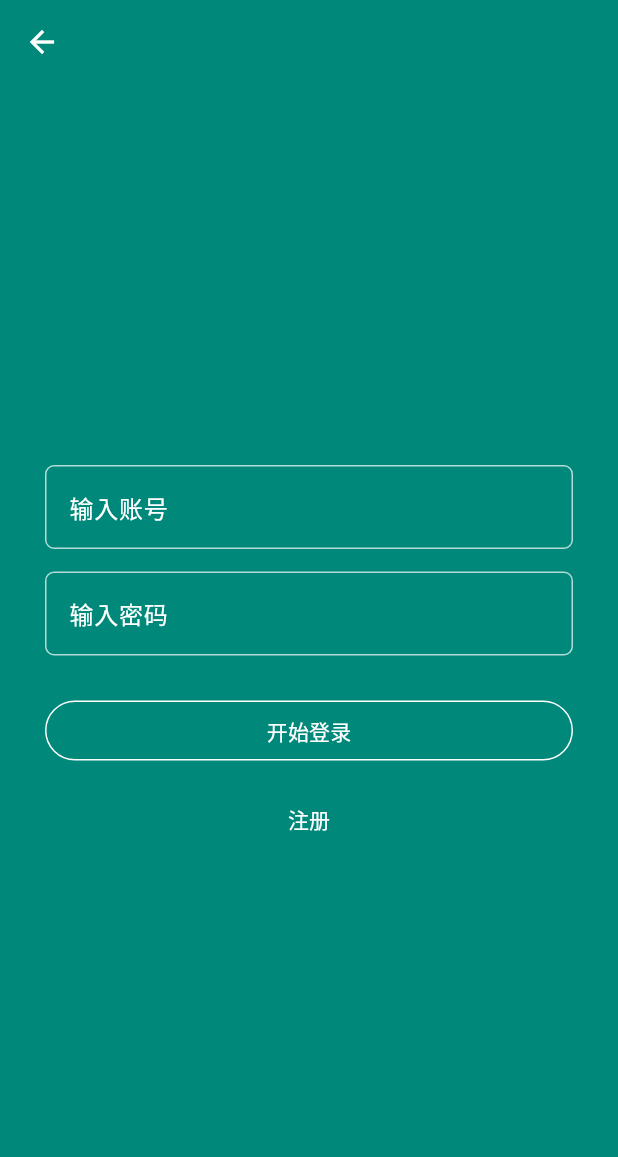
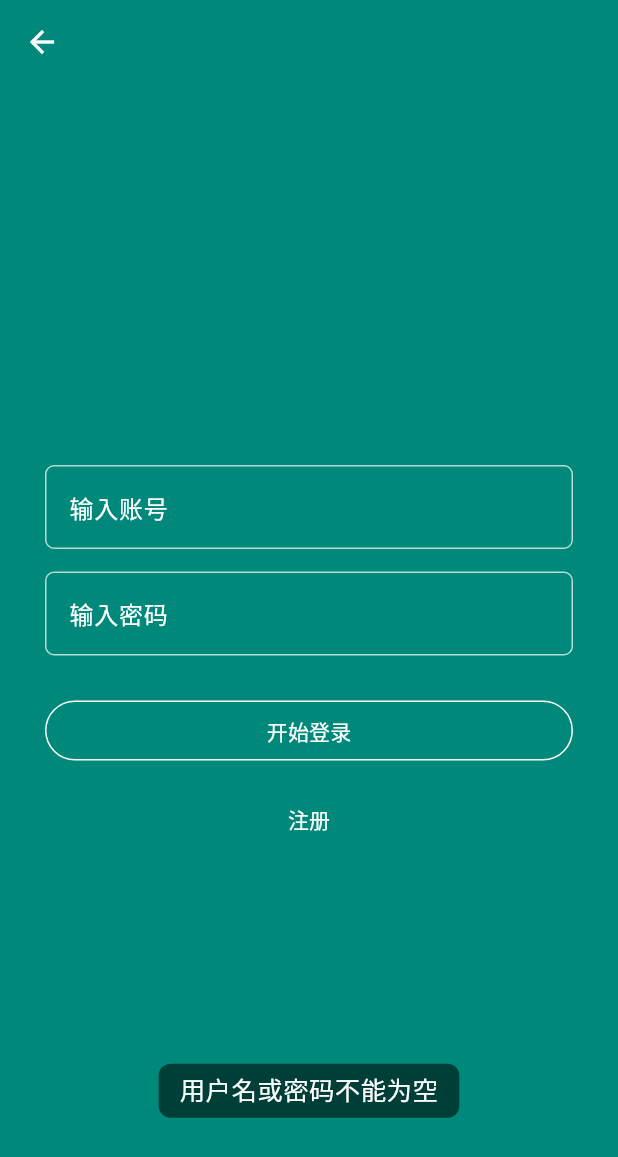
Before and after one commit to huhan123456/flutter_demo, a Flutter app: the LoginPage screen opened by its route, after a tap on "开始登录", on a phone screen of 412 x 824 dp. Shown: the top 1157 px of the screen. Run offline on Flutter 3.47's test engine with Material 3 defaults, Android fonts, the phone set to English and light mode, and no system bars; our stand-ins replace bot_toast, dio, flutter_swiper_view, logger, pull_to_refresh; network calls fail.

Commit message:
登录功能完成

```diff
--- a/lib/pages/auth/auth_vm.dart
+++ b/lib/pages/auth/auth_vm.dart
@@ -1,4 +1,5 @@
 import 'package:demo/repository/datas/register_data.dart';
+import 'package:demo/repository/datas/user_data.dart';
 import 'package:flutter/cupertino.dart';
 
 import '../../repository/api.dart';
@@ -9,9 +10,10 @@ class AuthViewModel with ChangeNotifier {
   LoginInfo loginInfo = LoginInfo();
 
   //登录
-  Future login(username, password) async {
-    var searchHotKeyDataList = await Api.instance.login(registerInfo.username, registerInfo.password);
+  Future<UserData> login(username, password) async {
+    UserData userData = await Api.instance.login(loginInfo.username, loginInfo.password);
     notifyListeners();
+    return userData;
   }
 
   //注册
--- a/lib/pages/auth/login_page.dart
+++ b/lib/pages/auth/login_page.dart
@@ -1,6 +1,12 @@
+import 'package:bot_toast/bot_toast.dart';
 import 'package:demo/pages/auth/register_page.dart';
+import 'package:demo/pages/tab_page.dart';
+import 'package:demo/repository/datas/user_data.dart';
 import 'package:flutter/cupertino.dart';
 import 'package:flutter/material.dart';
+import 'package:provider/provider.dart';
+
+import 'auth_vm.dart';
 
 //登录页面
 class LoginPage extends StatefulWidget {
@@ -13,6 +19,8 @@ class LoginPage extends StatefulWidget {
 }
 
 class _LoginPageState extends State<LoginPage> {
+  AuthViewModel authViewModel = AuthViewModel();
+
   @override
   Widget build(BuildContext context) {
     return Scaffold(
@@ -30,21 +38,30 @@ class _LoginPageState extends State<LoginPage> {
       body: Center(
         child: Padding(
           padding: const EdgeInsets.symmetric(horizontal: 30.0),
-          child: Column(
+          child: ChangeNotifierProvider(
+            create: (context) {
+              return authViewModel;
+            },
+            child: Consumer<AuthViewModel>(
+              builder: (context, vm, child) {
+                return Column(
                   mainAxisSize: MainAxisSize.min,
                   children: [
                     //账号
-              _usernameInput(),
+                    _usernameInput(vm),
                     const SizedBox(height: 15),
                     //密码
-              _passwordInput(),
+                    _passwordInput(vm),
                     const SizedBox(height: 30),
                     //点击登录
-              _login(),
+                    _login(vm, context),
                     const SizedBox(height: 15),
                     //点击注册
                     _register(context),
                   ],
+                );
+              },
+            ),
           ),
         ),
       ),
@@ -53,13 +70,13 @@ class _LoginPageState extends State<LoginPage> {
 }
 
 //账号输入框
-Widget _usernameInput() {
+Widget _usernameInput(AuthViewModel vm) {
   return TextField(
     decoration: InputDecoration(
       hintText: '输入账号',
       hintStyle: TextStyle(color: Colors.white70),
       labelText: '输入账号',
-      labelStyle: TextStyle(color:Colors.white),
+      labelStyle: TextStyle(color: Colors.white),
       enabledBorder: OutlineInputBorder(
         borderSide: BorderSide(color: Colors.white70, width: 1),
         borderRadius: BorderRadius.circular(6),
@@ -69,20 +86,22 @@ Widget _usernameInput() {
         borderRadius: BorderRadius.circular(6),
       ),
     ),
-    style: TextStyle(color: Colors.white),//设置输入的字体颜色
-    cursorColor: Colors.white,//设置光标颜色
+    style: TextStyle(color: Colors.white), //设置输入的字体颜色
+    cursorColor: Colors.white, //设置光标颜色
+    onChanged: (value) => {vm.loginInfo.username = value},
   );
 }
 
 //密码输入框
-Widget _passwordInput() {
+Widget _passwordInput(AuthViewModel vm) {
   return TextField(
     obscureText: true,
+    //密码框
     decoration: InputDecoration(
       hintText: '输入密码',
       hintStyle: TextStyle(color: Colors.white70),
       labelText: '输入密码',
-      labelStyle: TextStyle(color:Colors.white),
+      labelStyle: TextStyle(color: Colors.white),
       enabledBorder: OutlineInputBorder(
         borderSide: BorderSide(color: Colors.white70, width: 1),
         borderRadius: BorderRadius.circular(6),
@@ -92,20 +111,39 @@ Widget _passwordInput() {
         borderRadius: BorderRadius.circular(6),
       ),
     ),
-    style: TextStyle(color: Colors.white),//设置输入的字体颜色
-    cursorColor: Colors.white,//设置光标颜色
+    style: TextStyle(color: Colors.white),
+    //设置输入的字体颜色
+    cursorColor: Colors.white,
+    //设置光标颜色
+    onChanged: (value) => {vm.loginInfo.password = value},
   );
 }
 
 //登录按钮
-Widget _login() {
+Widget _login(AuthViewModel vm, context) {
   return SizedBox(
     width: double.infinity,
     height: 40,
     child: OutlinedButton(
-      onPressed: () {
+      onPressed: () async {
         //点击登录
-
+        if (vm.loginInfo.username == null || vm.loginInfo.password == null) {
+          BotToast.showText(text: '用户名或密码不能为空');
+        }
+        //登录
+        UserData loginData = await vm.login(
+          vm.loginInfo.username,
+          vm.loginInfo.password,
+        );
+        if (loginData.id != null) {
+          BotToast.showText(text: '登录成功');
+          Navigator.pushAndRemoveUntil(
+            //清空路由栈
+            context,
+            MaterialPageRoute(builder: (context) => TabPage()),
+            (route) => false,
+          );
+        }
       },
       style: OutlinedButton.styleFrom(
         side: BorderSide(color: Colors.white),
@@ -121,9 +159,10 @@ Widget _register(context) {
   return TextButton(
     onPressed: () {
       // 跳转到注册页面
-      Navigator.push(context, MaterialPageRoute(
-        builder: (context) => RegisterPage(),
-      ));
+      Navigator.push(
+        context,
+        MaterialPageRoute(builder: (context) => RegisterPage()),
+      );
     },
     child: const Text('注册', style: TextStyle(color: Colors.white)),
   );
--- a/lib/pages/auth/register_page.dart
+++ b/lib/pages/auth/register_page.dart
@@ -163,6 +163,7 @@ Widget _register(AuthViewModel vm,context) {
         // 注册
         RegisterData registerData = await vm.register();
         if(registerData.id != null){
+          BotToast.showText(text: '注册成功');
           Navigator.push(context, MaterialPageRoute(
             builder: (context) => LoginPage(),
           ));
--- a/lib/repository/api.dart
+++ b/lib/repository/api.dart
@@ -6,6 +6,7 @@ import 'package:dio/dio.dart';
 import '../http/dio_utils.dart';
 import 'datas/home_banner_data.dart';
 import 'datas/search_hot_key_data.dart';
+import 'datas/user_data.dart';
 
 class Api {
   static Api instance = Api._();
@@ -39,13 +40,13 @@ class Api {
     return searchHotKeyDataList;
   }
   //登录
-  Future<SearchHotKeyDataList> login(username,password) async {
+  Future<UserData> login(username,password) async {
     Response response = await DioUtils().post('user/login',queryParams: {
       'username':username,
       'password':password,
     });
-    SearchHotKeyDataList searchHotKeyDataList= SearchHotKeyDataList.fromJson(response.data);
-    return searchHotKeyDataList;
+    UserData userData= UserData.fromJson(response.data);
+    return userData;
   }
   //注册
   Future<RegisterData> register(username,password,rePassword) async {
--- /dev/null
+++ b/lib/repository/datas/user_data.dart
@@ -0,0 +1,92 @@
+/// admin : false
+/// chapterTops : []
+/// coinCount : 21
+/// collectIds : []
+/// email : ""
+/// icon : ""
+/// id : 169385
+/// nickname : "1111111321312"
+/// password : ""
+/// publicName : "1111111321312"
+/// token : ""
+/// type : 0
+/// username : "1111111321312"
+
+class UserData {
+  UserData({
+      this.admin,
+      this.chapterTops,
+      this.coinCount,
+      this.collectIds,
+      this.email,
+      this.icon,
+      this.id,
+      this.nickname,
+      this.password,
+      this.publicName,
+      this.token,
+      this.type,
+      this.username,});
+
+  UserData.fromJson(dynamic json) {
+    admin = json['admin'];
+    if (json['chapterTops'] != null) {
+      chapterTops = [];
+      json['chapterTops'].forEach((v) {
+        chapterTops?.add(v);
+      });
+    }
+    coinCount = json['coinCount'];
+    if (json['collectIds'] != null) {
+      collectIds = [];
+      json['collectIds'].forEach((v) {
+        collectIds?.add(v);
+      });
+    }
+    email = json['email'];
+    icon = json['icon'];
+    id = json['id'];
+    nickname = json['nickname'];
+    password = json['password'];
+    publicName = json['publicName'];
+    token = json['token'];
+    type = json['type'];
+    username = json['username'];
+  }
+  bool? admin;
+  List<dynamic>? chapterTops;
+  num? coinCount;
+  List<dynamic>? collectIds;
+  String? email;
+  String? icon;
+  num? id;
+  String? nickname;
+  String? password;
+  String? publicName;
+  String? token;
+  num? type;
+  String? username;
+
+  Map<String, dynamic> toJson() {
+    final map = <String, dynamic>{};
+    map['admin'] = admin;
+    if (chapterTops != null) {
+      map['chapterTops'] = chapterTops?.map((v) => v.toJson()).toList();
+    }
+    map['coinCount'] = coinCount;
+    if (collectIds != null) {
+      map['collectIds'] = collectIds?.map((v) => v.toJson()).toList();
+    }
+    map['email'] = email;
+    map['icon'] = icon;
+    map['id'] = id;
+    map['nickname'] = nickname;
+    map['password'] = password;
+    map['publicName'] = publicName;
+    map['token'] = token;
+    map['type'] = type;
+    map['username'] = username;
+    return map;
+  }
+
+}
```
Lines whose indentation alone changed are shown as unchanged.
